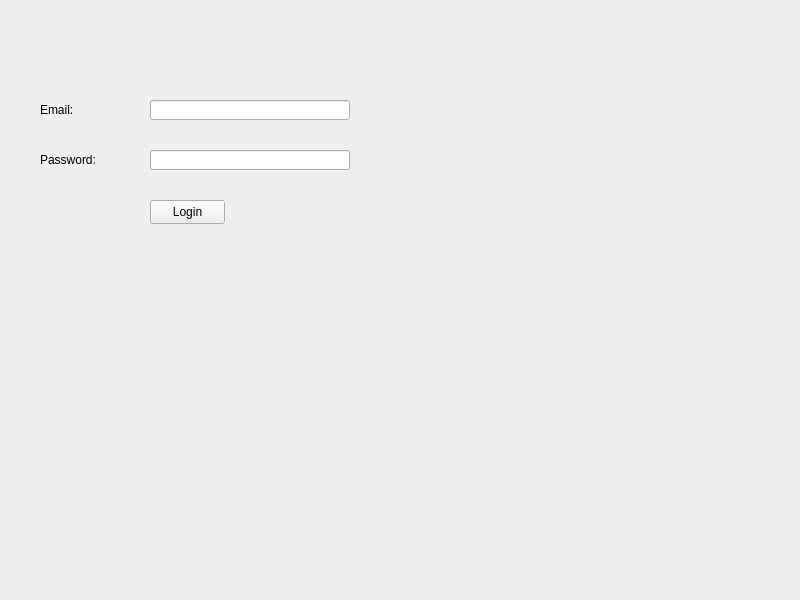
Above: SQL-QT/SQL-QT-01/SQL-QT/LogWindow.ui from jentimanatol/QT before the change. Below: the same form after it.
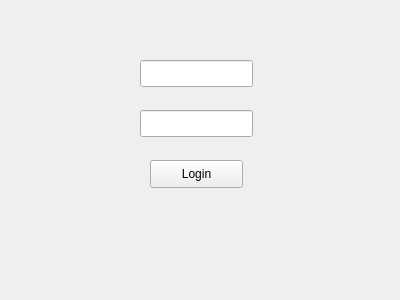
That is the form after the change.

The edit to the form file:
```diff
--- a/SQL-QT/SQL-QT-01/SQL-QT/LogWindow.ui
+++ b/SQL-QT/SQL-QT-01/SQL-QT/LogWindow.ui
@@ -6,56 +6,30 @@
    <rect>
     <x>0</x>
     <y>0</y>
-    <width>800</width>
-    <height>600</height>
+    <width>400</width>
+    <height>300</height>
    </rect>
   </property>
   <property name="windowTitle">
    <string>Login</string>
   </property>
-  <widget class="QLabel" name="labelEmail">
+  <widget class="QLineEdit" name="emailLineEdit">
    <property name="geometry">
     <rect>
-     <x>40</x>
-     <y>100</y>
-     <width>100</width>
-     <height>20</height>
+     <x>140</x>
+     <y>60</y>
+     <width>113</width>
+     <height>27</height>
     </rect>
    </property>
-   <property name="text">
-    <string>Email:</string>
-   </property>
   </widget>
   <widget class="QLineEdit" name="lineEditEmail">
    <property name="geometry">
     <rect>
-     <x>150</x>
-     <y>100</y>
-     <width>200</width>
-     <height>20</height>
-    </rect>
-   </property>
-  </widget>
-  <widget class="QLabel" name="labelPassword">
-   <property name="geometry">
-    <rect>
-     <x>40</x>
-     <y>150</y>
-     <width>100</width>
-     <height>20</height>
-    </rect>
-   </property>
-   <property name="text">
-    <string>Password:</string>
-   </property>
-  </widget>
-  <widget class="QLineEdit" name="lineEditPassword">
-   <property name="geometry">
-    <rect>
-     <x>150</x>
-     <y>150</y>
-     <width>200</width>
-     <height>20</height>
+     <x>140</x>
+     <y>110</y>
+     <width>113</width>
+     <height>27</height>
     </rect>
    </property>
    <property name="echoMode">
@@ -66,9 +40,9 @@
    <property name="geometry">
     <rect>
      <x>150</x>
-     <y>200</y>
-     <width>75</width>
-     <height>24</height>
+     <y>160</y>
+     <width>93</width>
+     <height>28</height>
     </rect>
    </property>
    <property name="text">
```
Left out of the diff: 8 changed lines with no effect on the pictures.
